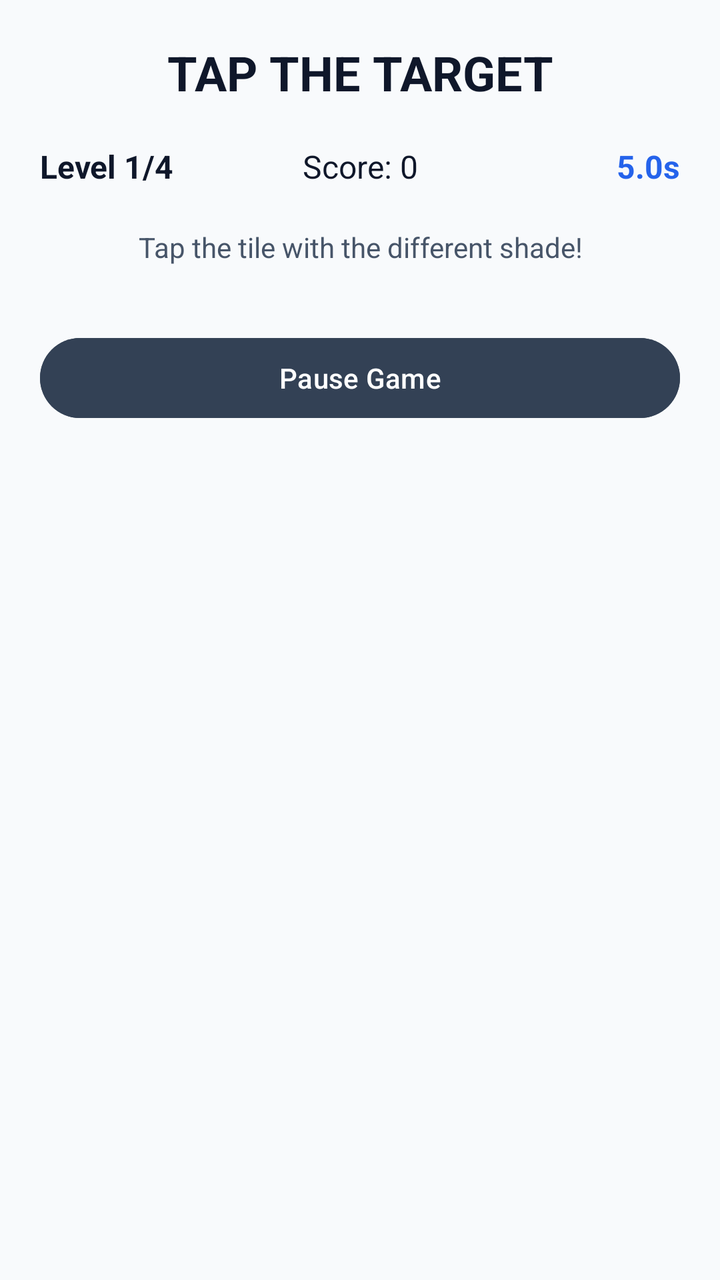
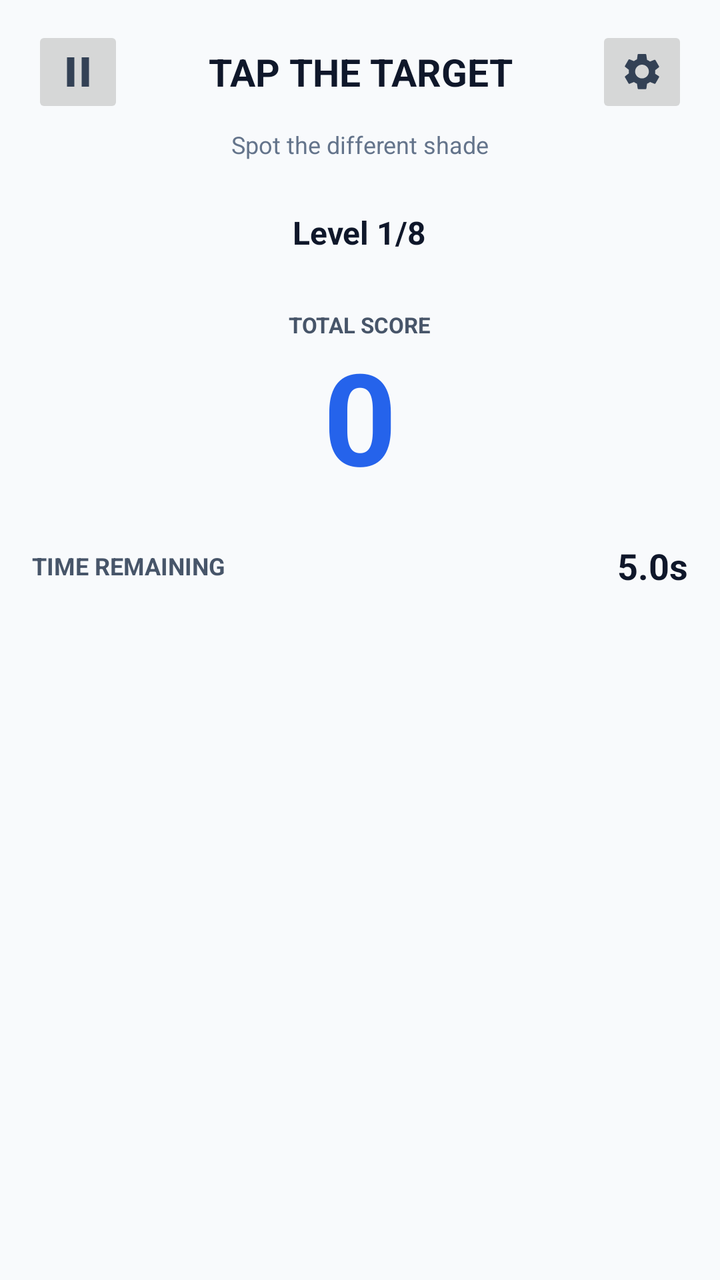

Compare the two renders of this Android layout. The source of the first and the diff that turns it into the second are given below.
<!-- AndroidManifest.xml: application theme Theme.P1Kang_Kah_Yi2302786 -->
<!-- res/layout/activity_main.xml -->
<?xml version="1.0" encoding="utf-8"?>
<LinearLayout xmlns:android="http://schemas.android.com/apk/res/android"
    android:layout_width="match_parent"
    android:layout_height="match_parent"
    android:orientation="vertical"
    android:gravity="center_horizontal"
    android:padding="20dp"
    android:background="#F8FAFC">

    <TextView
        android:layout_width="match_parent"
        android:layout_height="wrap_content"
        android:gravity="center"
        android:text="TAP THE TARGET"
        android:textColor="#0F172A"
        android:textStyle="bold"
        android:textSize="24sp"
        android:layout_marginBottom="20dp" />

    <LinearLayout
        android:layout_width="match_parent"
        android:layout_height="wrap_content"
        android:orientation="horizontal"
        android:gravity="center_vertical">

        <TextView
            android:id="@+id/levelText"
            android:layout_width="0dp"
            android:layout_height="wrap_content"
            android:layout_weight="1"
            android:text="Level 1/4"
            android:textStyle="bold"
            android:textSize="16sp"
            android:textColor="#0F172A" />

        <TextView
            android:id="@+id/scoreText"
            android:layout_width="0dp"
            android:layout_height="wrap_content"
            android:layout_weight="1"
            android:gravity="center"
            android:text="Score: 0"
            android:textSize="16sp"
            android:textColor="#0F172A" />

        <TextView
            android:id="@+id/timerText"
            android:layout_width="0dp"
            android:layout_height="wrap_content"
            android:layout_weight="1"
            android:gravity="end"
            android:text="5.0s"
            android:textStyle="bold"
            android:textSize="16sp"
            android:textColor="#2563EB" />
    </LinearLayout>

    <TextView
        android:layout_width="match_parent"
        android:layout_height="wrap_content"
        android:gravity="center"
        android:layout_marginTop="20dp"
        android:layout_marginBottom="12dp"
        android:text="Tap the tile with the different shade!"
        android:textColor="#475569"
        android:textSize="14sp" />

    <GridLayout
        android:id="@+id/gameGrid"
        android:layout_width="match_parent"
        android:layout_height="wrap_content"
        android:alignmentMode="alignMargins"
        android:useDefaultMargins="false" />

    <Button
        android:id="@+id/pauseButton"
        android:layout_width="match_parent"
        android:layout_height="wrap_content"
        android:layout_marginTop="20dp"
        android:text="Pause Game"
        android:textAllCaps="false"
        android:textColor="#FFFFFF"
        android:backgroundTint="#334155" />

</LinearLayout>
<!-- resources referenced by this layout -->
<resources>
  <style name="Theme.P1Kang_Kah_Yi2302786" parent="Base.Theme.P1Kang_Kah_Yi2302786" />
  <style name="Base.Theme.P1Kang_Kah_Yi2302786" parent="Theme.Material3.DayNight.NoActionBar">
          
          
      </style>
</resources>

<!-- the commit's change to res/layout/activity_main.xml (unified diff, before → after) -->
@@ -1,85 +1,211 @@
 <?xml version="1.0" encoding="utf-8"?>
-<LinearLayout xmlns:android="http://schemas.android.com/apk/res/android"
+<FrameLayout xmlns:android="http://schemas.android.com/apk/res/android"
     android:layout_width="match_parent"
     android:layout_height="match_parent"
-    android:orientation="vertical"
-    android:gravity="center_horizontal"
-    android:padding="20dp"
     android:background="#F8FAFC">
-
-    <TextView
-        android:layout_width="match_parent"
-        android:layout_height="wrap_content"
-        android:gravity="center"
-        android:text="TAP THE TARGET"
-        android:textColor="#0F172A"
-        android:textStyle="bold"
-        android:textSize="24sp"
-        android:layout_marginBottom="20dp" />
 
     <LinearLayout
         android:layout_width="match_parent"
-        android:layout_height="wrap_content"
-        android:orientation="horizontal"
-        android:gravity="center_vertical">
-
+        android:layout_height="match_parent"
+        android:orientation="vertical"
+        android:paddingLeft="16dp"
+        android:paddingTop="12dp"
+        android:paddingRight="16dp"
+        android:paddingBottom="12dp">
+
+        
+        <LinearLayout
+            android:layout_width="match_parent"
+            android:layout_height="48dp"
+            android:orientation="horizontal"
+            android:gravity="center_vertical">
+
+            <ImageButton
+                android:id="@+id/pauseButton"
+                android:layout_width="46dp"
+                android:layout_height="46dp"
+                android:contentDescription="Pause game"
+                android:src="@drawable/ic_pause"
+                android:scaleType="centerInside" />
+
+            <TextView
+                android:layout_width="0dp"
+                android:layout_height="wrap_content"
+                android:layout_weight="1"
+                android:gravity="center"
+                android:text="TAP THE TARGET"
+                android:textColor="#0F172A"
+                android:textSize="19sp"
+                android:textStyle="bold" />
+
+            <ImageButton
+                android:id="@+id/settingsButton"
+                android:layout_width="46dp"
+                android:layout_height="46dp"
+                android:contentDescription="Game settings"
+                android:src="@drawable/ic_settings"
+                android:scaleType="centerInside" />
+        </LinearLayout>
+
+        <TextView
+            android:layout_width="match_parent"
+            android:layout_height="wrap_content"
+            android:layout_marginTop="4dp"
+            android:gravity="center"
+            android:text="Spot the different shade"
+            android:textColor="#64748B"
+            android:textSize="12sp" />
+
+        
         <TextView
             android:id="@+id/levelText"
-            android:layout_width="0dp"
-            android:layout_height="wrap_content"
-            android:layout_weight="1"
-            android:text="Level 1/4"
-            android:textStyle="bold"
+            android:layout_width="wrap_content"
+            android:layout_height="wrap_content"
+            android:layout_gravity="center_horizontal"
+            android:layout_marginTop="18dp"
+            android:paddingLeft="20dp"
+            android:paddingTop="7dp"
+            android:paddingRight="20dp"
+            android:paddingBottom="7dp"
+            android:gravity="center"
+            android:text="Level 1/8"
+            android:textColor="#0F172A"
             android:textSize="16sp"
-            android:textColor="#0F172A" />
+            android:textStyle="bold" />
+
+        
+        <TextView
+            android:id="@+id/scoreLabel"
+            android:layout_width="wrap_content"
+            android:layout_height="wrap_content"
+            android:layout_gravity="center_horizontal"
+            android:layout_marginTop="17dp"
+            android:paddingLeft="12dp"
+            android:paddingTop="4dp"
+            android:paddingRight="12dp"
+            android:paddingBottom="4dp"
+            android:gravity="center"
+            android:text="TOTAL SCORE"
+            android:textColor="#475569"
+            android:textSize="11sp"
+            android:textStyle="bold" />
 
         <TextView
             android:id="@+id/scoreText"
-            android:layout_width="0dp"
-            android:layout_height="wrap_content"
-            android:layout_weight="1"
-            android:gravity="center"
-            android:text="Score: 0"
-            android:textSize="16sp"
-            android:textColor="#0F172A" />
-
-        <TextView
-            android:id="@+id/timerText"
-            android:layout_width="0dp"
-            android:layout_height="wrap_content"
-            android:layout_weight="1"
-            android:gravity="end"
-            android:text="5.0s"
-            android:textStyle="bold"
-            android:textSize="16sp"
-            android:textColor="#2563EB" />
+            android:layout_width="match_parent"
+            android:layout_height="wrap_content"
+            android:gravity="center"
+            android:includeFontPadding="false"
+            android:text="0"
+            android:textColor="#2563EB"
+            android:textSize="64sp"
+            android:textStyle="bold" />
+
+        
+        <LinearLayout
+            android:layout_width="match_parent"
+            android:layout_height="wrap_content"
+            android:layout_marginTop="22dp"
+            android:gravity="center_vertical"
+            android:orientation="horizontal">
+
+            <TextView
+                android:layout_width="0dp"
+                android:layout_height="wrap_content"
+                android:layout_weight="1"
+                android:text="TIME REMAINING"
+                android:textColor="#475569"
+                android:textSize="12sp"
+                android:textStyle="bold" />
+
+            <TextView
+                android:id="@+id/timerText"
+                android:layout_width="wrap_content"
+                android:layout_height="wrap_content"
+                android:text="5.0s"
+                android:textColor="#0F172A"
+                android:textSize="18sp"
+                android:textStyle="bold" />
+        </LinearLayout>
+
+        <FrameLayout
+            android:id="@+id/timerTrack"
+            android:layout_width="match_parent"
+            android:layout_height="12dp"
+            android:layout_marginTop="8dp">
+
+            <View
+                android:id="@+id/timerFill"
+                android:layout_width="match_parent"
+                android:layout_height="match_parent" />
+        </FrameLayout>
+
+        
+        
+        <FrameLayout
+            android:id="@+id/boardContainer"
+            android:layout_width="match_parent"
+            android:layout_height="0dp"
+            android:layout_marginTop="16dp"
+            android:layout_weight="1">
+
+            <GridLayout
+                android:id="@+id/gameGrid"
+                android:layout_width="wrap_content"
+                android:layout_height="wrap_content"
+                android:layout_gravity="center"
+                android:alignmentMode="alignMargins"
+                android:useDefaultMargins="false" />
+        </FrameLayout>
     </LinearLayout>
 
-    <TextView
+    
+    
+    <FrameLayout
+        android:id="@+id/introOverlay"
         android:layout_width="match_parent"
-        android:layout_height="wrap_content"
-        android:gravity="center"
-        android:layout_marginTop="20dp"
-        android:layout_marginBottom="12dp"
-        android:text="Tap the tile with the different shade!"
-        android:textColor="#475569"
-        android:textSize="14sp" />
-
-    <GridLayout
-        android:id="@+id/gameGrid"
-        android:layout_width="match_parent"
-        android:layout_height="wrap_content"
-        android:alignmentMode="alignMargins"
-        android:useDefaultMargins="false" />
-
-    <Button
-        android:id="@+id/pauseButton"
-        android:layout_width="match_parent"
-        android:layout_height="wrap_content"
-        android:layout_marginTop="20dp"
-        android:text="Pause Game"
-        android:textAllCaps="false"
-        android:textColor="#FFFFFF"
-        android:backgroundTint="#334155" />
-
-</LinearLayout>
+        android:layout_height="match_parent"
+        android:background="#99F8FAFC"
+        android:visibility="gone"
+        android:clickable="true"
+        android:focusable="true">
+
+        <LinearLayout
+            android:layout_width="match_parent"
+            android:layout_height="wrap_content"
+            android:layout_gravity="center"
+            android:gravity="center"
+            android:orientation="vertical"
+            android:padding="24dp">
+
+            <TextView
+                android:id="@+id/introTitle"
+                android:layout_width="match_parent"
+                android:layout_height="wrap_content"
+                android:gravity="center"
+                android:text="ARE YOU READY!"
+                android:textColor="#0F172A"
+                android:textSize="25sp"
+                android:textStyle="bold" />
+
+            <TextView
+                android:id="@+id/introNumber"
+                android:layout_width="match_parent"
+                android:layout_height="150dp"
+                android:gravity="center"
+                android:text="READY"
+                android:textColor="#2563EB"
+                android:textSize="66sp"
+                android:textStyle="bold" />
+
+            <TextView
+                android:id="@+id/introHint"
+                android:layout_width="match_parent"
+                android:layout_height="wrap_content"
+                android:gravity="center"
+                android:text="Find the tile with a different shade."
+                android:textColor="#64748B"
+                android:textSize="15sp" />
+        </LinearLayout>
+    </FrameLayout>
+</FrameLayout>
<!-- resource entries referenced after the edit -->
@@ -1,5 +1,25 @@
 <!-- resources referenced by this layout -->
 <resources>
+  <!-- drawable ic_pause (drawable) -->
+  <?xml version="1.0" encoding="utf-8"?>
+  <vector xmlns:android="http://schemas.android.com/apk/res/android"
+      android:width="24dp"
+      android:height="24dp"
+      android:viewportWidth="24"
+      android:viewportHeight="24">
+      <path android:fillColor="#334155"
+          android:pathData="M6,4h4v16H6zM14,4h4v16h-4z" />
+  </vector>
+  <!-- drawable ic_settings (drawable) -->
+  <?xml version="1.0" encoding="utf-8"?>
+  <vector xmlns:android="http://schemas.android.com/apk/res/android"
+      android:width="24dp"
+      android:height="24dp"
+      android:viewportWidth="24"
+      android:viewportHeight="24">
+      <path android:fillColor="#334155"
+          android:pathData="M19.14,12.94c0.04,-0.3 0.06,-0.61 0.06,-0.94s-0.02,-0.64 -0.07,-0.94l2.03,-1.58c0.18,-0.14 0.23,-0.4 0.12,-0.6l-1.92,-3.32c-0.12,-0.21 -0.37,-0.29 -0.59,-0.22l-2.39,0.96c-0.5,-0.38 -1.04,-0.7 -1.65,-0.94l-0.36,-2.54C14.34,2.34 14.13,2.16 13.9,2.16h-3.8c-0.23,0 -0.44,0.18 -0.48,0.42L9.26,5.12c-0.61,0.24 -1.16,0.56 -1.65,0.94l-2.39,-0.96c-0.22,-0.08 -0.47,0.01 -0.59,0.22L2.71,8.64c-0.12,0.2 -0.07,0.46 0.12,0.6l2.03,1.58C4.82,11.12 4.8,11.43 4.8,11.76s0.02,0.64 0.07,0.94l-2.03,1.58c-0.19,0.14 -0.24,0.4 -0.12,0.6l1.92,3.32c0.12,0.21 0.37,0.29 0.59,0.22l2.39,-0.96c0.5,0.38 1.04,0.7 1.65,0.94l0.36,2.54c0.04,0.24 0.25,0.42 0.48,0.42h3.8c0.23,0 0.44,-0.18 0.48,-0.42l0.36,-2.54c0.61,-0.24 1.16,-0.56 1.65,-0.94l2.39,0.96c0.22,0.08 0.47,-0.01 0.59,-0.22l1.92,-3.32c0.12,-0.2 0.07,-0.46 -0.12,-0.6zM12,15.5c-2.07,0 -3.75,-1.68 -3.75,-3.75S9.93,8 12,8s3.75,1.68 3.75,3.75S14.07,15.5 12,15.5z" />
+  </vector>
   <style name="Theme.P1Kang_Kah_Yi2302786" parent="Base.Theme.P1Kang_Kah_Yi2302786" />
   <style name="Base.Theme.P1Kang_Kah_Yi2302786" parent="Theme.Material3.DayNight.NoActionBar">
           
